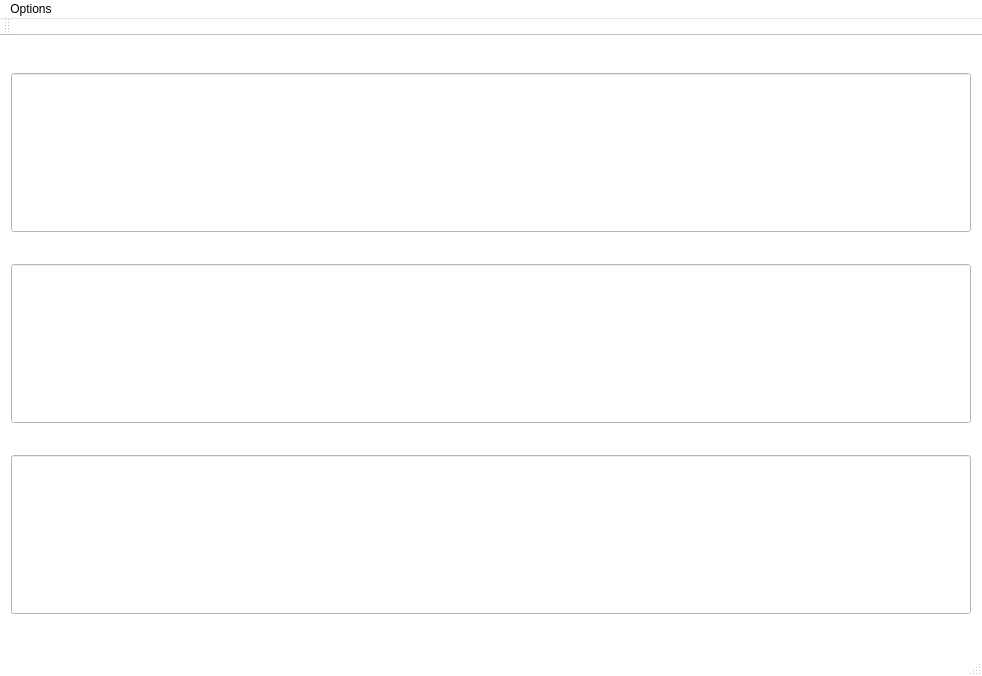
This is src/mainwindow.ui in mocap-ca/slate as Qt 5 draws it before an edit. The edited form follows.
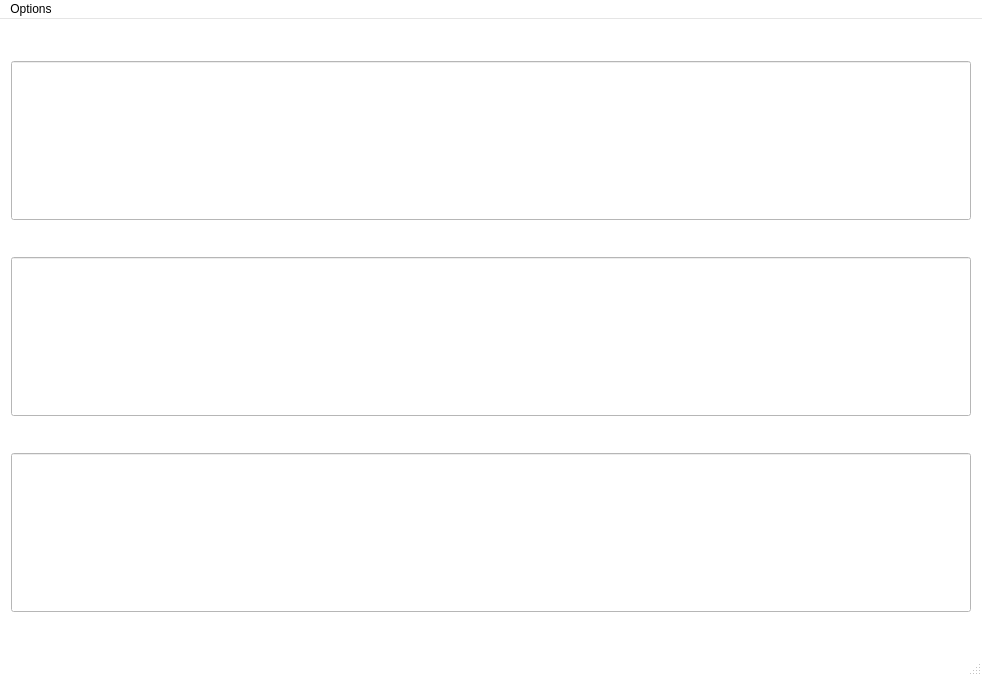
This is the edited form.

Commit message: removed toolbar

What changed in the file:
```diff
--- a/src/mainwindow.ui
+++ b/src/mainwindow.ui
@@ -491,14 +491,6 @@
    </widget>
    <addaction name="menuOptions"/>
   </widget>
-  <widget class="QToolBar" name="mainToolBar">
-   <attribute name="toolBarArea">
-    <enum>TopToolBarArea</enum>
-   </attribute>
-   <attribute name="toolBarBreak">
-    <bool>false</bool>
-   </attribute>
-  </widget>
   <widget class="QStatusBar" name="statusBar"/>
   <action name="actionSet">
    <property name="text">
```
